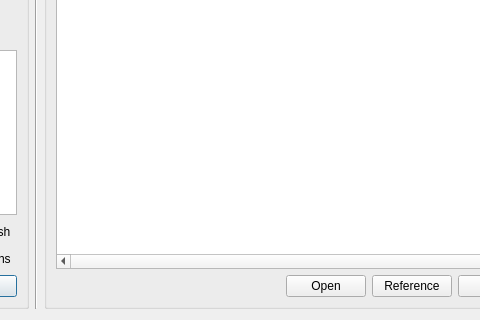
Before: the Qt Designer form oyProjectManager/ui/version_creator.ui in code-google-com/oyprojectmanager, drawn with Qt 5; both pictures show x 665 to 1145 and y 369 to 689 of the 1312 by 689 pixel window.
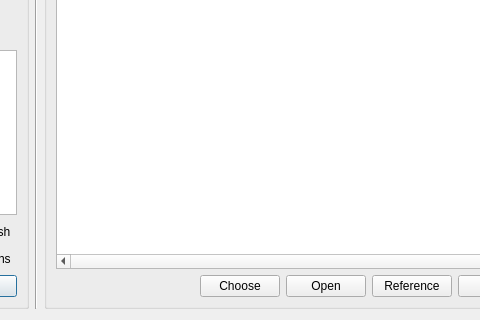
After: the same form once the commit is applied.

The edit to the form file:
```diff
--- a/oyProjectManager/ui/version_creator.ui
+++ b/oyProjectManager/ui/version_creator.ui
@@ -801,6 +801,13 @@
                </property>
               </spacer>
              </item>
+             <item>
+              <widget class="QPushButton" name="chose_pushButton">
+               <property name="text">
+                <string>Choose</string>
+               </property>
+              </widget>
+             </item>
              <item>
               <widget class="QPushButton" name="open_pushButton">
                <property name="text">
```
